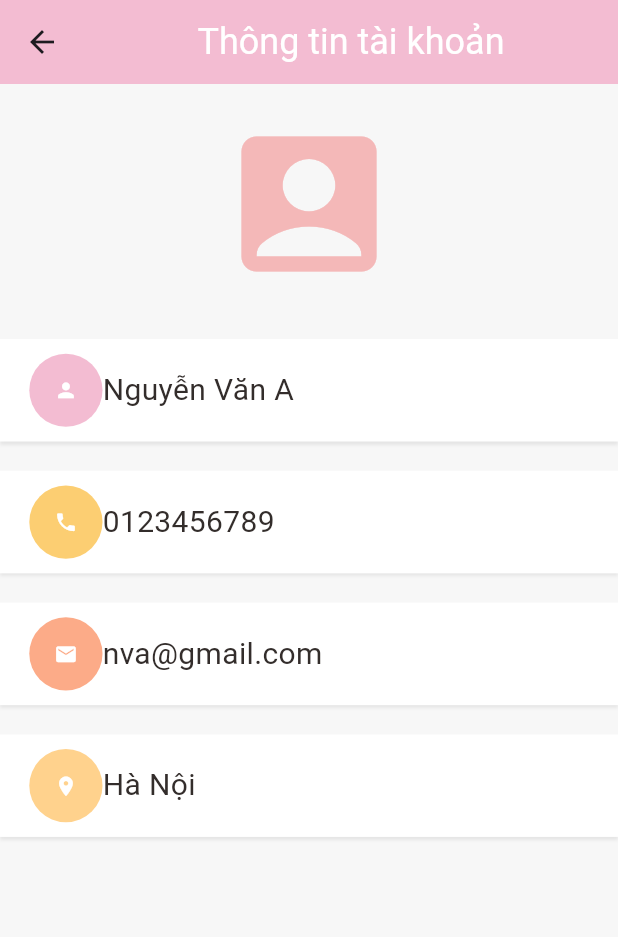
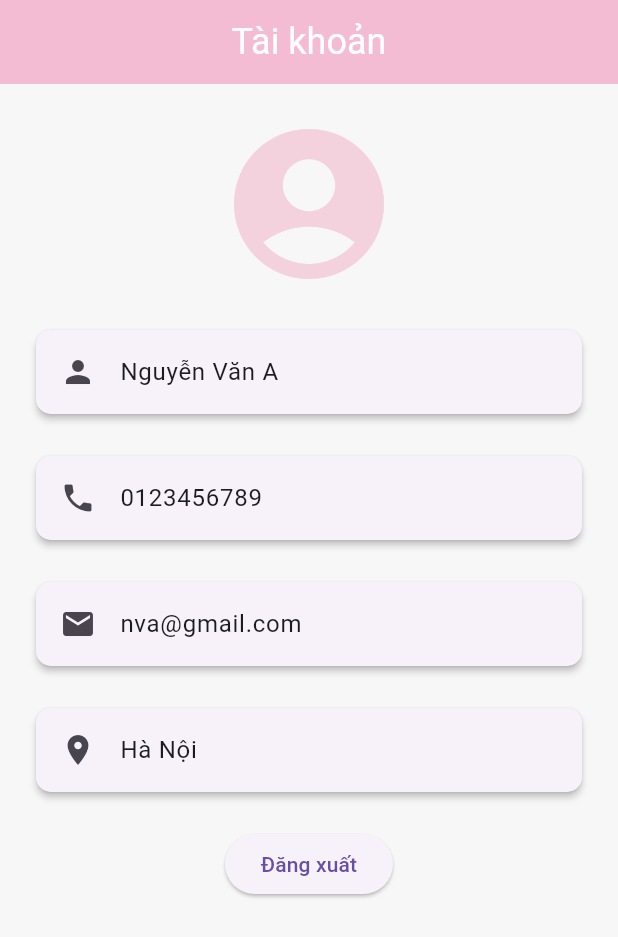
Before and after one commit to nmp2002/Flutter_project, a Flutter app: the AccountPage screen opened directly, on a phone screen of 412 x 824 dp. Shown: the top 937 px of the screen. Run offline on Flutter 3.47's test engine with Material 3 defaults, Android fonts, the phone set to English and light mode, and no system bars; our stand-ins replace carousel_slider, get; key blocks and very long unbroken strings in the code were emptied for the run.

Commit message:
update lien ket chuyen doi cac page va accountpage

```diff
--- a/lib/main.dart
+++ b/lib/main.dart
@@ -1,6 +1,7 @@
 import 'dart:ui';
 
 import 'package:bookingapp/routing/routing_scaffold.dart';
+import 'package:bookingapp/screen/sign_in_page.dart';
 import 'package:flutter/material.dart';
 
 Future<void> main() async {
@@ -32,7 +33,7 @@ class MyApp extends StatelessWidget {
   Widget build(BuildContext context) {
     return MaterialApp(
       theme: ThemeData(scaffoldBackgroundColor: const Color(0xFFF7F7F7)),
-      home: RoutingScaffold(),
+      home: SignInPage(),
     );
   }
 }
--- a/lib/routing/routing_scaffold.dart
+++ b/lib/routing/routing_scaffold.dart
@@ -64,8 +64,8 @@ class _RoutingScaffoldState extends State<RoutingScaffold> {
         children: [
           HomePage(),
           const SearchPage(),
-          const SignUpPage(),
-          const SignInPage()
+          const SignInPage(),
+          const AccountPage()
         ],
       ),
     );
--- a/lib/screen/account_page.dart
+++ b/lib/screen/account_page.dart
@@ -1,14 +1,8 @@
-import 'dart:html';
-
-import 'package:bookingapp/screen/account_page.dart';
-
-import 'package:bookingapp/widgets/account_widgets.dart';
-import 'package:bookingapp/widgets/app_icon.dart';
-import 'package:bookingapp/widgets/dimensions.dart';
-import 'package:bookingapp/widgets/styleText.dart';
+import 'package:bookingapp/screen/sign_in_page.dart';
+import 'package:bookingapp/widgets/colors.dart';
 import 'package:flutter/material.dart';
 
-import '../widgets/colors.dart';
+import '../widgets/styleText.dart';
 
 class AccountPage extends StatelessWidget {
   const AccountPage({Key? key}) : super(key: key);
@@ -20,85 +14,73 @@ class AccountPage extends StatelessWidget {
           backgroundColor: AppColors.mainColor,
           title: Center(
             child: StyleText(
-              text: "Thông tin tài khoản",
+              text: "Tài khoản",
               size: 24,
               color: Colors.white,
             ),
           )),
-      body: Container(
-          width: double.maxFinite,
-          margin: EdgeInsets.only(top: 20),
-          child: Column(children: [
-            Icon(
-              Icons.account_box_rounded,
-              color: Color.fromARGB(255, 244, 184, 184),
+      body: SingleChildScrollView(
+        child: Container(
+          padding: EdgeInsets.all(20.0),
+          child: Column(
+            children: [
+              // Icon Account
+              Center(
+                child: Icon(
+                  Icons.account_circle,
                   size: 120,
+                  color: Color.fromARGB(255, 243, 210, 221),
                 ),
-            SizedBox(
-              height: 30,
               ),
-            Expanded(
-                child: SingleChildScrollView(
-              child: Column(children: [
-                AccountWidget(
-                    appIcon: AppIcon(
-                      icon: Icons.person,
-                      backgroudColor: AppColors.mainColor,
-                      iconColor: Colors.white,
-                      iconSize: Dimensions.height10 * 5 / 2,
-                      size: Dimensions.height10 * 5,
+              SizedBox(height: 20),
+
+              // User Information Widgets
+              _buildAccountInfoItem(Icons.person, "Nguyễn Văn A"),
+              SizedBox(height: 20),
+              _buildAccountInfoItem(Icons.phone, "0123456789"),
+              SizedBox(height: 20),
+              _buildAccountInfoItem(Icons.email, "nva@gmail.com"),
+              SizedBox(height: 20),
+              _buildAccountInfoItem(Icons.location_on, "Hà Nội"),
+              SizedBox(height: 20),
+
+              // Logout Button
+              ElevatedButton(
+                onPressed: () {
+                  // TODO: Xử lý khi người dùng nhấn đăng xuất
+                  Navigator.pushReplacement(
+                    context,
+                    MaterialPageRoute(builder: (context) => SignInPage()),
+                  );
+                },
+                child: Text("Đăng xuất"),
               ),
-                    styleText: StyleText(
-                      text: "Nguyễn Văn A",
-                    )),
-                SizedBox(
-                  height: Dimensions.height20,
+            ],
           ),
-                AccountWidget(
-                    appIcon: AppIcon(
-                      icon: Icons.phone,
-                      backgroudColor: AppColors.iconColor3,
-                      iconColor: Colors.white,
-                      iconSize: Dimensions.height10 * 5 / 2,
-                      size: Dimensions.height10 * 5,
         ),
-                    styleText: StyleText(
-                      text: "0123456789",
-                    )),
-                SizedBox(
-                  height: Dimensions.height20,
       ),
-                AccountWidget(
-                    appIcon: AppIcon(
-                      icon: Icons.email,
-                      backgroudColor: AppColors.iconColor2,
-                      iconColor: Colors.white,
-                      iconSize: Dimensions.height10 * 5 / 2,
-                      size: Dimensions.height10 * 5,
+    );
+  }
+
+  Widget _buildAccountInfoItem(IconData icon, String text) {
+    return Card(
+      elevation: 2,
+      shape: RoundedRectangleBorder(
+        borderRadius: BorderRadius.circular(10),
       ),
-                    styleText: StyleText(
-                      text: "nva@gmail.com",
-                    )),
-                SizedBox(
-                  height: Dimensions.height20,
+      child: ListTile(
+        leading: Icon(icon),
+        title: Text(
+          text,
+          style: TextStyle(fontSize: 16),
         ),
-                AccountWidget(
-                    appIcon: AppIcon(
-                      icon: Icons.location_on_sharp,
-                      backgroudColor: AppColors.iconColor1,
-                      iconColor: Colors.white,
-                      iconSize: Dimensions.height10 * 5 / 2,
-                      size: Dimensions.height10 * 5,
       ),
-                    styleText: StyleText(
-                      text: "Hà Nội",
-                    )),
-                SizedBox(
-                  height: Dimensions.height20,
-                ),
-              ]),
-            ))
-          ])),
     );
   }
 }
+
+void main() {
+  runApp(MaterialApp(
+    home: AccountPage(),
+  ));
+}
--- a/lib/screen/sign_up_page.dart
+++ b/lib/screen/sign_up_page.dart
@@ -99,7 +99,7 @@ class SignUpPage extends StatelessWidget {
                   );
                 },
                 child: Text(
-                  "Bạn đã có tài khoản rồi?",
+                  "Đăng nhập bằng tài khoản đã có",
                   style: TextStyle(
                     color: Color.fromARGB(255, 0, 0, 0),
                     fontSize: 20,
--- a/lib/widgets/account_widgets.dart
+++ b/lib/widgets/account_widgets.dart
@@ -1,38 +1,92 @@
-import 'package:bookingapp/widgets/dimensions.dart';
+import 'package:bookingapp/widgets/colors.dart';
 import 'package:flutter/material.dart';
-import 'package:flutter/cupertino.dart';
 
-import 'app_icon.dart';
 import 'styleText.dart';
 
-class AccountWidget extends StatelessWidget {
-  AppIcon appIcon;
-  StyleText styleText;
-
-  AccountWidget({Key? key, required this.appIcon, required this.styleText})
-      : super(key: key);
+class AccountPage extends StatelessWidget {
+  const AccountPage({Key? key}) : super(key: key);
 
   @override
   Widget build(BuildContext context) {
+    return Scaffold(
+      appBar: AppBar(
+          backgroundColor: AppColors.mainColor,
+          title: Center(
+            child: StyleText(
+              text: "Thông tin tài khoản",
+              size: 24,
+              color: Colors.white,
+            ),
+          )),
+      body: SingleChildScrollView(
+        child: Container(
+          padding: EdgeInsets.all(20.0),
+          child: Column(
+            children: [
+              // Icon Account
+              Center(
+                child: Icon(
+                  Icons.account_circle,
+                  size: 120,
+                  color: Color.fromARGB(255, 243, 210, 221),
+                ),
+              ),
+              SizedBox(height: 20),
+
+              // User Information Widgets
+              _buildAccountInfoItem(Icons.person, "Nguyễn Văn A"),
+              _buildAccountInfoItem(Icons.phone, "0123456789"),
+              _buildAccountInfoItem(Icons.email, "nva@gmail.com"),
+              _buildAccountInfoItem(Icons.location_on, "Hà Nội"),
+              SizedBox(height: 20),
+
+              // Logout Button
+              ElevatedButton(
+                onPressed: () {
+                  // TODO: Xử lý khi người dùng nhấn đăng xuất
+                },
+                child: Text("Đăng xuất"),
+              ),
+            ],
+          ),
+        ),
+      ),
+    );
+  }
+
+  Widget _buildAccountInfoItem(IconData icon, String text) {
     return Container(
       color: Colors.white,
       padding: EdgeInsets.only(
-          left: Dimensions.width20,
-          top: Dimensions.width10,
-          bottom: Dimensions.width10),
-      child: Row(children: [
-        appIcon,
-        styleText,
-        SizedBox(
-          width: Dimensions.width20,
-        )
-      ]),
-      decoration: BoxDecoration(boxShadow: [
-        BoxShadow(
+        left: 20,
+        top: 10,
+        bottom: 10,
+      ),
+      child: Row(
+        children: [
+          Icon(icon, size: 24),
+          SizedBox(width: 20),
+          Text(
+            text,
+            style: TextStyle(fontSize: 16),
+          ),
+        ],
+      ),
+      decoration: BoxDecoration(
+        boxShadow: [
+          BoxShadow(
             offset: Offset(0, 2),
             color: Colors.grey.withOpacity(0.2),
-            blurRadius: 1)
-      ]),
+            blurRadius: 1,
+          ),
+        ],
+      ),
     );
   }
 }
+
+void main() {
+  runApp(MaterialApp(
+    home: AccountPage(),
+  ));
+}
```
Also changed, not shown: lib/screen/sign_in_page.dart (+12 -14 lines). Lines whose indentation alone changed are shown as unchanged.
